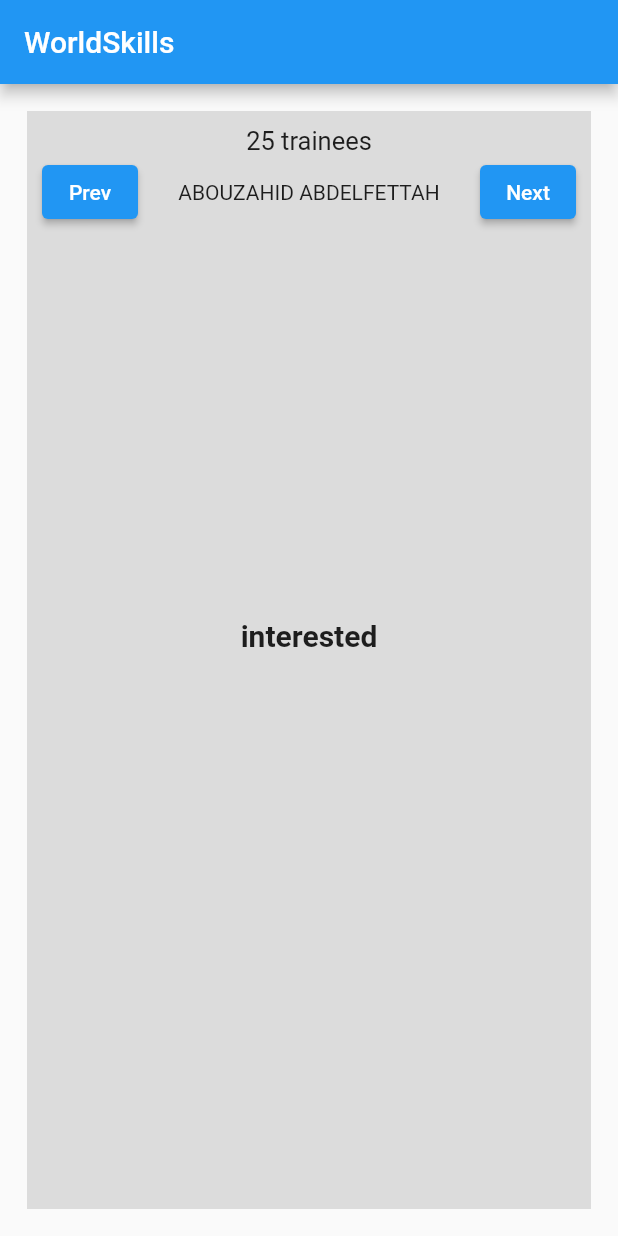
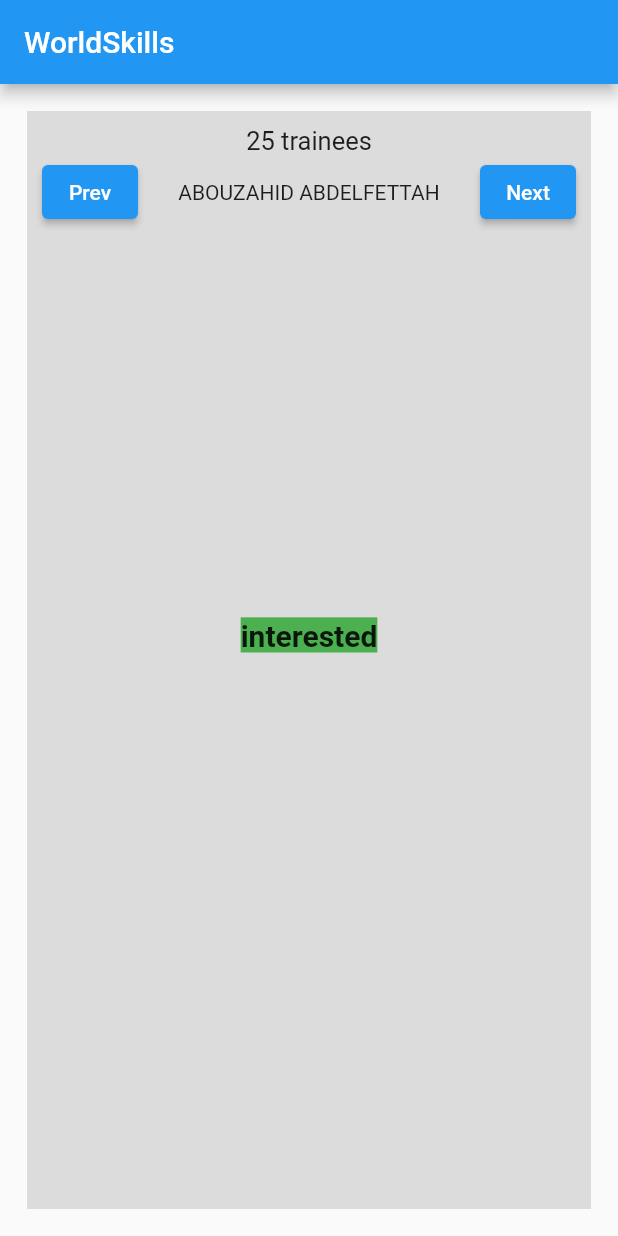
Before and after one commit to Ahbaly/Students-interest, a Flutter app: the screen it shows after launch, on a phone screen of 412 x 824 dp. Run offline on Flutter 3.47's test engine with Material 2 defaults, Android fonts, the phone set to English and light mode, and no system bars.

Commit message:
task 6 : style

```diff
--- a/lib/main.dart
+++ b/lib/main.dart
@@ -75,7 +75,10 @@ class _MyAppState extends State<MyApp> {
                     Row(
                       mainAxisAlignment: MainAxisAlignment.center,
                       children: [
-                        Text(jsonData.length.toString() + " trainees",style: TextStyle(fontSize: 17),)
+                        Text(
+                          jsonData.length.toString() + " trainees",
+                          style: TextStyle(fontSize: 17),
+                        )
                       ],
                     ),
                     Row(
@@ -103,9 +106,12 @@ class _MyAppState extends State<MyApp> {
                   ],
                 ),
                 Padding(
-                  padding: const EdgeInsets.fromLTRB(0,260,0,0),
-
-                  child: Text(intrest(),style: TextStyle(fontSize: 20,fontWeight: FontWeight.bold )),
+                  padding: const EdgeInsets.fromLTRB(0, 260, 0, 0),
+                  child: Text(intrest(),
+                      style: TextStyle(
+                          fontSize: 20,
+                          fontWeight: FontWeight.bold,
+                          background: Paint()..color = Colors.green)),
                 )
               ],
             ),
```
